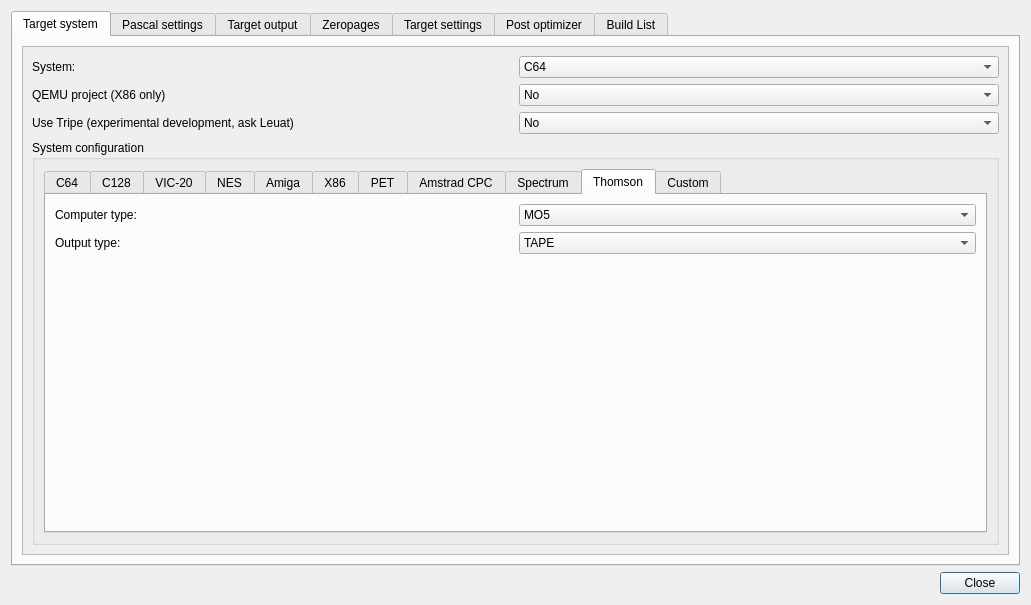
Qt form source/dialogprojectsettings.ui (leuat/TRSE) before a commit.
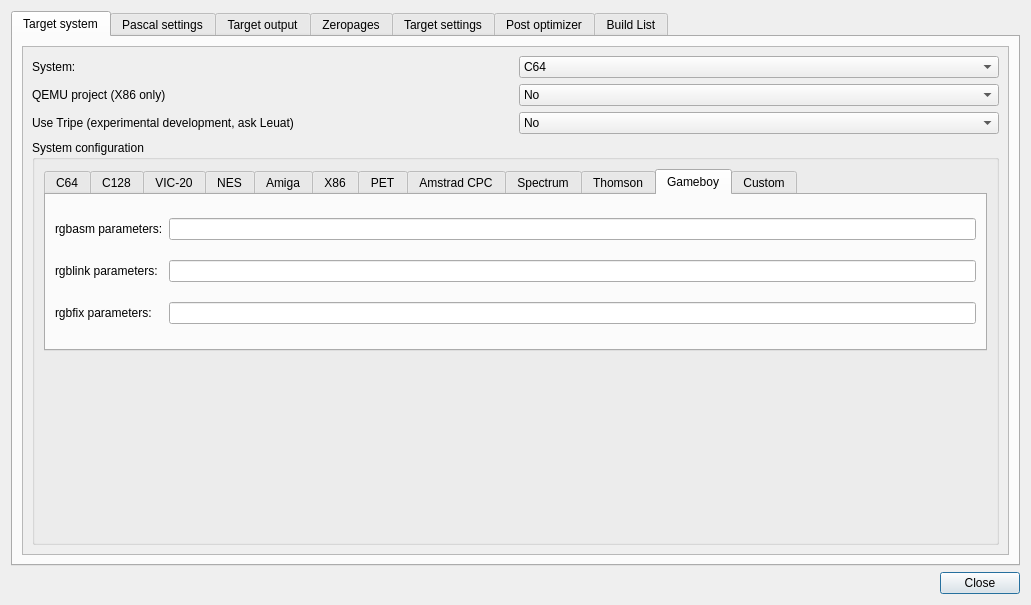
The same form after that commit. The open tabs and pages were chosen to show the change.

Commit message: Added rgbasm / rgbfix / rgblink optional parameters to project settings

Diff of the .ui file:
```diff
--- a/source/dialogprojectsettings.ui
+++ b/source/dialogprojectsettings.ui
@@ -351,7 +351,7 @@
                 <item row="0" column="0">
                  <widget class="QTabWidget" name="tabConfigs">
                   <property name="currentIndex">
-                   <number>9</number>
+                   <number>10</number>
                   </property>
                   <widget class="QWidget" name="tabC64">
                    <attribute name="title">
@@ -995,6 +995,43 @@
                     </item>
                    </layout>
                   </widget>
+                  <widget class="QWidget" name="tab_14">
+                   <attribute name="title">
+                    <string>Gameboy</string>
+                   </attribute>
+                   <layout class="QGridLayout" name="gridLayout_35">
+                    <item row="1" column="0">
+                     <widget class="QLabel" name="label_49">
+                      <property name="text">
+                       <string>rgblink parameters:</string>
+                      </property>
+                     </widget>
+                    </item>
+                    <item row="0" column="1">
+                     <widget class="QLineEdit" name="leRgbasmParams"/>
+                    </item>
+                    <item row="2" column="0">
+                     <widget class="QLabel" name="label_50">
+                      <property name="text">
+                       <string>rgbfix parameters:</string>
+                      </property>
+                     </widget>
+                    </item>
+                    <item row="0" column="0">
+                     <widget class="QLabel" name="label_48">
+                      <property name="text">
+                       <string>rgbasm parameters:</string>
+                      </property>
+                     </widget>
+                    </item>
+                    <item row="2" column="1">
+                     <widget class="QLineEdit" name="leRgbFixParams"/>
+                    </item>
+                    <item row="1" column="1">
+                     <widget class="QLineEdit" name="leRgbLinkParams"/>
+                    </item>
+                   </layout>
+                  </widget>
                   <widget class="QWidget" name="tab_13">
                    <attribute name="title">
                     <string>Custom</string>
@@ -1217,6 +1254,19 @@
                   </widget>
                  </widget>
                 </item>
+                <item row="1" column="0">
+                 <spacer name="verticalSpacer_5">
+                  <property name="orientation">
+                   <enum>Qt::Vertical</enum>
+                  </property>
+                  <property name="sizeHint" stdset="0">
+                   <size>
+                    <width>20</width>
+                    <height>40</height>
+                   </size>
+                  </property>
+                 </spacer>
+                </item>
                </layout>
               </widget>
              </item>
```
Left out of the diff: 2 changed lines with no effect on the pictures. The commit also changes 3 other files.
